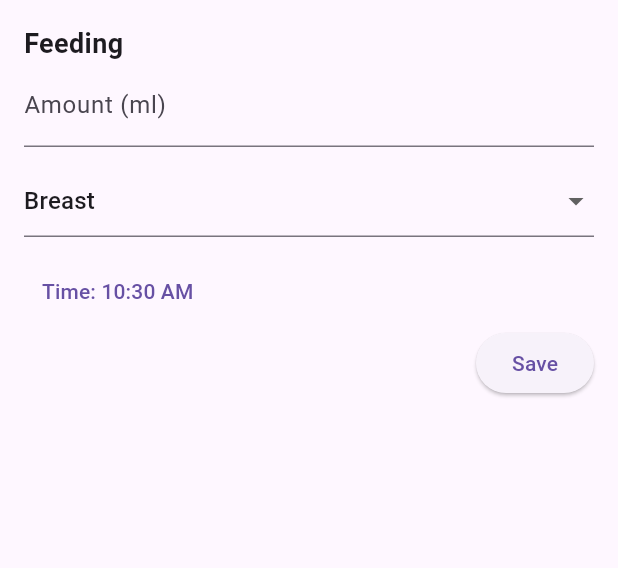
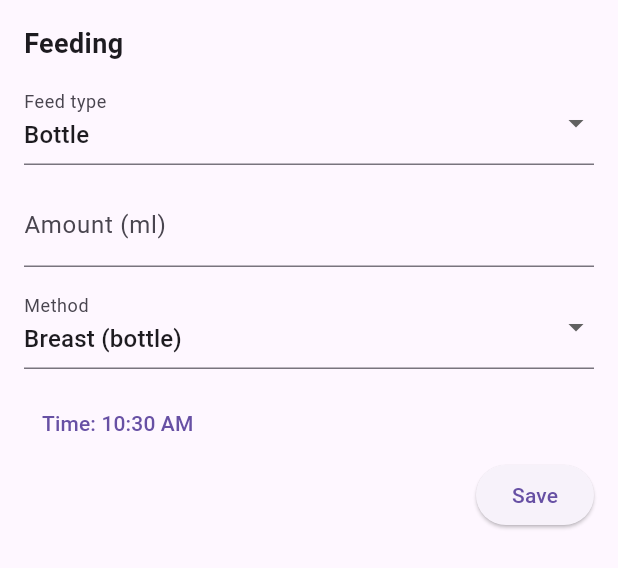
Before and after one commit to UziKhan847/simple_baby_tracker, a Flutter app: the FeedingForm widget shown alone on an empty page, opened directly with empty values, on a phone screen of 412 x 824 dp. Shown: the top 568 px of the screen. Run offline on Flutter 3.47's test engine with Material 3 defaults, Android fonts, the phone set to English and light mode, and no system bars; our stand-ins replace share_plus, shared_preferences; accounts and stored records are empty.

Commit message:
added option to show bottle or none bottle, and give duration for non-bottle feed

```diff
--- a/lib/feeding_form.dart
+++ b/lib/feeding_form.dart
@@ -12,8 +12,12 @@ class FeedingForm extends StatefulWidget {
 }
 
 class _FeedingFormState extends State<FeedingForm> {
-  final controller = TextEditingController();
+  final amountController = TextEditingController();
+  final durationController = TextEditingController();
   TimeOfDay time = TimeOfDay.now();
+
+  // feedMode: 'bottle' or 'suckle'
+  String feedMode = 'bottle';
   String method = 'breast';
 
   @override
@@ -21,9 +25,16 @@ class _FeedingFormState extends State<FeedingForm> {
     super.initState();
 
     final existing = widget.existingEvent;
+    if (existing != null) {
+      // support older saved events: default to bottle if not present
+      final isBottle = (existing.data['isBottle'] as bool?) ?? true;
+      feedMode = isBottle ? 'bottle' : 'suckle';
 
-    if (existing != null) {
-      controller.text = (existing.data['amountMl'] ?? '').toString();
+      final amount = existing.data['amountMl']?.toString() ?? '';
+      amountController.text = amount;
+
+      final duration = existing.data['durationMin']?.toString() ?? '';
+      durationController.text = duration;
 
       method = existing.data['method'] ?? 'breast';
 
@@ -33,7 +44,8 @@ class _FeedingFormState extends State<FeedingForm> {
 
   @override
   void dispose() {
-    controller.dispose();
+    amountController.dispose();
+    durationController.dispose();
     super.dispose();
   }
 
@@ -57,8 +69,25 @@ class _FeedingFormState extends State<FeedingForm> {
               isEditing ? 'Edit feeding' : 'Feeding',
               style: const TextStyle(fontSize: 18, fontWeight: FontWeight.bold),
             ),
+            const SizedBox(height: 12),
+
+            // Feed mode selector
+            DropdownButtonFormField<String>(
+              initialValue: feedMode,
+              items: const [
+                DropdownMenuItem(value: 'bottle', child: Text('Bottle')),
+                DropdownMenuItem(value: 'suckle', child: Text('Suckling (no bottle)')),
+              ],
+              onChanged: (v) => setState(() => feedMode = v ?? 'bottle'),
+              decoration: const InputDecoration(labelText: 'Feed type'),
+            ),
+
+            const SizedBox(height: 12),
+
+            // If bottle: show amount and method
+            if (feedMode == 'bottle') ...[
               TextField(
-              controller: controller,
+                controller: amountController,
                 keyboardType: TextInputType.number,
                 decoration: const InputDecoration(labelText: 'Amount (ml)'),
               ),
@@ -66,11 +95,21 @@ class _FeedingFormState extends State<FeedingForm> {
               DropdownButtonFormField<String>(
                 initialValue: method,
                 items: const [
-                DropdownMenuItem(value: 'breast', child: Text('Breast')),
+                  DropdownMenuItem(value: 'breast', child: Text('Breast (bottle)')),
                   DropdownMenuItem(value: 'formula', child: Text('Formula')),
                 ],
                 onChanged: (v) => setState(() => method = v ?? 'breast'),
+                decoration: const InputDecoration(labelText: 'Method'),
               ),
+            ] else ...[
+              // If not bottle: show duration in minutes
+              TextField(
+                controller: durationController,
+                keyboardType: TextInputType.number,
+                decoration: const InputDecoration(labelText: 'Duration (minutes)'),
+              ),
+            ],
+
             const SizedBox(height: 12),
             TextButton(
               onPressed: () async {
@@ -101,15 +140,23 @@ class _FeedingFormState extends State<FeedingForm> {
     final d = widget.initialDate;
     final dt = DateTime(d.year, d.month, d.day, time.hour, time.minute);
 
+    final isBottle = feedMode == 'bottle';
+
+    final data = <String, Object?>{
+      'isBottle': isBottle,
+      // keep method only for bottle entries
+      if (isBottle) 'method': method,
+      // parse amount/duration as ints (defaults to 0)
+      'amountMl': isBottle ? (int.tryParse(amountController.text) ?? 0) : 0,
+      if (!isBottle) 'durationMin': int.tryParse(durationController.text) ?? 0,
+    };
+
     Navigator.pop(
       context,
       TrackerEvent(
         type: 'feeding',
         time: dt,
-        data: {
-          'amountMl': int.tryParse(controller.text) ?? 0,
-          'method': method,
-        },
+        data: data,
       ),
     );
   }
```
Also changed, not shown: lib/day_page.dart (+29 -4 lines), lib/summary_header_delegate.dart (+12 -3 lines). Lines whose indentation alone changed are shown as unchanged.
